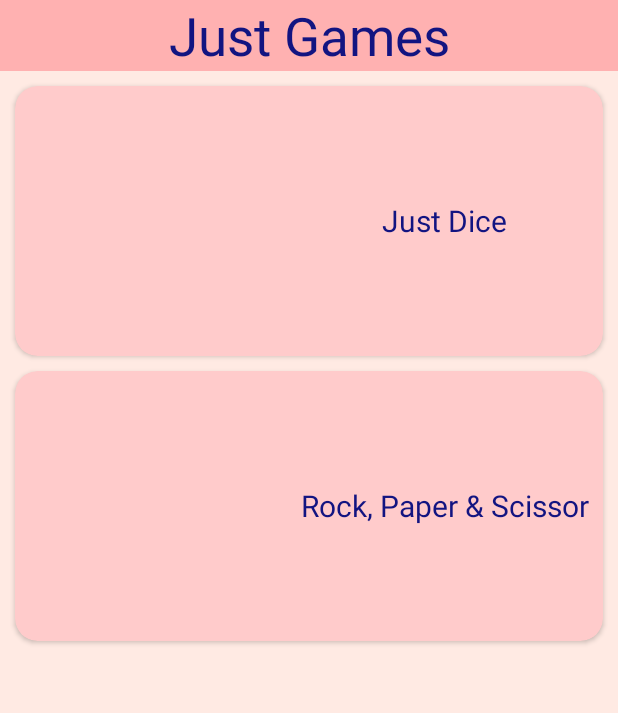
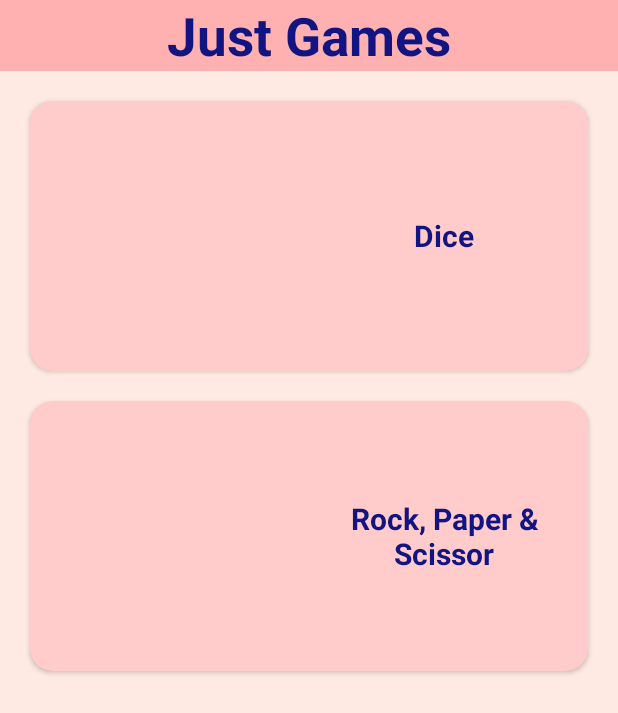
Before and after one commit to thee-smarty/Just-Games, an Android app: the screen it shows after launch (MainActivity), on a phone screen of 412 x 824 dp. Shown: the top 713 px of the screen. Run offline under Robolectric (Android 15) with nearby library versions, the light colour scheme and no system bars.

Commit message:
update user interface activity_main.xml

```diff
--- a/app/src/main/res/layout/activity_main.xml
+++ b/app/src/main/res/layout/activity_main.xml
@@ -14,6 +14,7 @@
         android:layout_width="match_parent"
         android:layout_height="wrap_content"
         android:text="Just Games"
+        android:textStyle="bold"
         android:gravity="center"
         android:textSize="35dp"
         android:textColor="#121481"
@@ -30,8 +31,8 @@
         <androidx.cardview.widget.CardView
             android:layout_width="wrap_content"
             android:layout_height="wrap_content"
-            android:layout_marginHorizontal="10dp"
-            android:layout_marginTop="10dp"
+            android:layout_marginHorizontal="20dp"
+            android:layout_marginTop="20dp"
             app:cardBackgroundColor="#ffcbcb"
             app:cardCornerRadius="15dp">
 
@@ -49,7 +50,8 @@
                     android:layout_height="wrap_content"
                     android:layout_gravity="center"
                     android:gravity="center"
-                    android:text="Just Dice"
+                    android:text="Dice"
+                    android:textStyle="bold"
                     android:textColor="#121481"
                     android:textSize="20dp" />
 
@@ -60,8 +62,8 @@
         <androidx.cardview.widget.CardView
             android:layout_width="wrap_content"
             android:layout_height="wrap_content"
-            android:layout_marginHorizontal="10dp"
-            android:layout_marginTop="10dp"
+            android:layout_marginHorizontal="20dp"
+            android:layout_marginTop="20dp"
             app:cardBackgroundColor="#ffcbcb"
             app:cardCornerRadius="15dp">
 
@@ -81,6 +83,7 @@
                     android:layout_gravity="center"
                     android:gravity="center"
                     android:text="Rock, Paper &amp; Scissor"
+                    android:textStyle="bold"
                     android:textColor="#121481"
                     android:textSize="20dp" />
 
```
